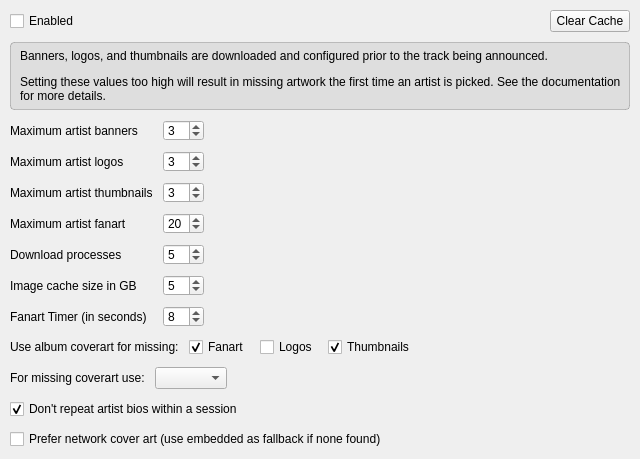
whatsnowplaying/whats-now-playing, file nowplaying/resources/ui/artistextras.ui: the form before one commit.
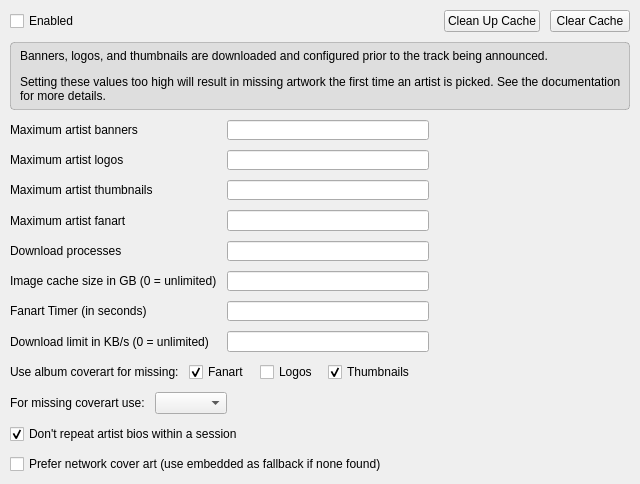
The form after the commit.

Commit message: Bound the image cache and wire up the artwork settings (#1843)

What changed in the file:
```diff
--- a/nowplaying/resources/ui/artistextras.ui
+++ b/nowplaying/resources/ui/artistextras.ui
@@ -45,6 +45,16 @@
        </property>
       </spacer>
      </item>
+     <item>
+      <widget class="QPushButton" name="cleanupcache_button">
+       <property name="text">
+        <string>Clean Up Cache</string>
+       </property>
+       <property name="toolTip">
+        <string>Drop expired images and trim the cache to the size limit above.</string>
+       </property>
+      </widget>
+     </item>
      <item>
       <widget class="QPushButton" name="clearcache_button">
        <property name="text">
@@ -91,14 +101,7 @@
      <item row="0" column="1">
       <layout class="QHBoxLayout" name="banners_layout">
        <item>
-        <widget class="QSpinBox" name="banners_spin">
-         <property name="minimum">
-          <number>1</number>
-         </property>
-         <property name="value">
-          <number>3</number>
-         </property>
-        </widget>
+        <widget class="QLineEdit" name="banners_lineedit"/>
        </item>
        <item>
         <spacer>
@@ -125,14 +128,7 @@
      <item row="1" column="1">
       <layout class="QHBoxLayout" name="logos_layout">
        <item>
-        <widget class="QSpinBox" name="logos_spin">
-         <property name="minimum">
-          <number>1</number>
-         </property>
-         <property name="value">
-          <number>3</number>
-         </property>
-        </widget>
+        <widget class="QLineEdit" name="logos_lineedit"/>
        </item>
        <item>
         <spacer>
@@ -159,14 +155,7 @@
      <item row="2" column="1">
       <layout class="QHBoxLayout" name="thumbnails_layout">
        <item>
-        <widget class="QSpinBox" name="thumbnails_spin">
-         <property name="minimum">
-          <number>1</number>
-         </property>
-         <property name="value">
-          <number>3</number>
-         </property>
-        </widget>
+        <widget class="QLineEdit" name="thumbnails_lineedit"/>
        </item>
        <item>
         <spacer>
@@ -193,14 +182,7 @@
      <item row="3" column="1">
       <layout class="QHBoxLayout" name="fanart_layout">
        <item>
-        <widget class="QSpinBox" name="fanart_spin">
-         <property name="minimum">
-          <number>1</number>
-         </property>
-         <property name="value">
-          <number>20</number>
-         </property>
-        </widget>
+        <widget class="QLineEdit" name="fanart_lineedit"/>
        </item>
        <item>
         <spacer>
@@ -227,14 +209,7 @@
      <item row="4" column="1">
       <layout class="QHBoxLayout" name="processes_layout">
        <item>
-        <widget class="QSpinBox" name="processes_spin">
-         <property name="minimum">
-          <number>1</number>
-         </property>
-         <property name="value">
-          <number>5</number>
-         </property>
-        </widget>
+        <widget class="QLineEdit" name="processes_lineedit"/>
        </item>
        <item>
         <spacer>
@@ -254,21 +229,14 @@
      <item row="5" column="0">
       <widget class="QLabel" name="sizelimit_label">
        <property name="text">
-        <string>Image cache size in GB</string>
+        <string>Image cache size in GB (0 = unlimited)</string>
        </property>
       </widget>
      </item>
      <item row="5" column="1">
       <layout class="QHBoxLayout" name="sizelimit_layout">
        <item>
-        <widget class="QSpinBox" name="sizelimit_spin">
-         <property name="minimum">
-          <number>1</number>
-         </property>
-         <property name="value">
-          <number>5</number>
-         </property>
-        </widget>
+        <widget class="QLineEdit" name="cachesize_lineedit"/>
        </item>
        <item>
         <spacer>
@@ -295,11 +263,34 @@
      <item row="6" column="1">
       <layout class="QHBoxLayout" name="fanartdelay_layout">
        <item>
-        <widget class="QSpinBox" name="fanartdelay_spin">
-         <property name="value">
-          <number>8</number>
+        <widget class="QLineEdit" name="fanartdelay_lineedit"/>
+       </item>
+       <item>
+        <spacer>
+         <property name="orientation">
+          <enum>Qt::Horizontal</enum>
          </property>
-        </widget>
+         <property name="sizeHint" stdset="0">
+          <size>
+           <width>40</width>
+           <height>20</height>
+          </size>
+         </property>
+        </spacer>
+       </item>
+      </layout>
+     </item>
+     <item row="7" column="0">
+      <widget class="QLabel" name="bandwidth_label">
+       <property name="text">
+        <string>Download limit in KB/s (0 = unlimited)</string>
+       </property>
+      </widget>
+     </item>
+     <item row="7" column="1">
+      <layout class="QHBoxLayout" name="bandwidth_layout">
+       <item>
+        <widget class="QLineEdit" name="bandwidth_lineedit"/>
        </item>
        <item>
         <spacer>
```
Left out of the diff: 25 changed lines with no effect on the pictures. The commit also changes 18 other files.
